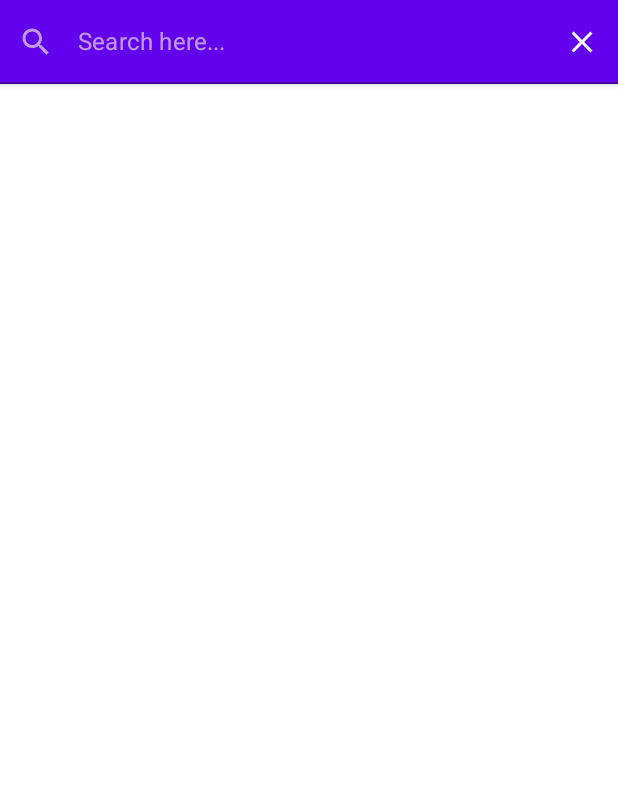
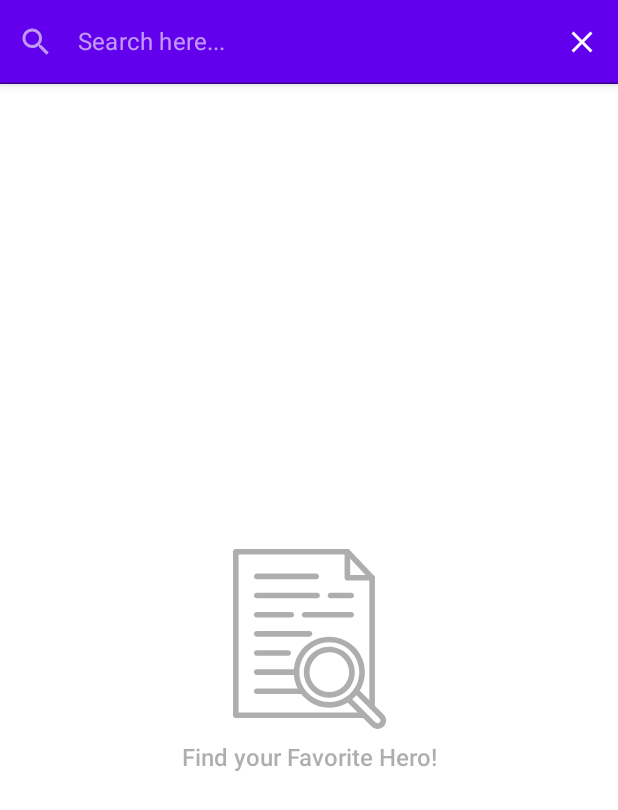
Before and after one commit to tolgaprm/Boruto-App, an Android app built with Jetpack Compose: the SearchScreen screen opened through its navigation route, on a phone screen of 412 x 824 dp. Shown: the top 810 px of the screen. Run offline under Robolectric (Android 15) with nearby library versions, the phone set to English and light mode, and no system bars; our stand-ins replace Dagger/Hilt's generated code, accompanist, paging; pictures from the network do not load.

Commit message:
implemented SearchHeroesSource and UseCase

```diff
--- a/app/src/main/java/com/prmto/borutoapp/data/repository/Repository.kt
+++ b/app/src/main/java/com/prmto/borutoapp/data/repository/Repository.kt
@@ -23,4 +23,8 @@ class Repository @Inject constructor(
     fun readOnBoardingState(): Flow<Boolean> {
         return dataStore.readOnBoardingState()
     }
+
+    fun searchHeroes(query: String): Flow<PagingData<Hero>> {
+        return remoteDataSource.searchHeroes(query = query)
+    }
 }
--- a/app/src/main/java/com/prmto/borutoapp/di/RepositoryModule.kt
+++ b/app/src/main/java/com/prmto/borutoapp/di/RepositoryModule.kt
@@ -8,6 +8,7 @@ import com.prmto.borutoapp.domain.use_cases.UseCases
 import com.prmto.borutoapp.domain.use_cases.get_all_heroes.GetAllHeroesUseCase
 import com.prmto.borutoapp.domain.use_cases.read_onboarding.ReadOnBoardingUseCase
 import com.prmto.borutoapp.domain.use_cases.save_onboarding.SaveOnBoardingUseCase
+import com.prmto.borutoapp.domain.use_cases.search_heroes.SearchHeroesUseCase
 import dagger.Module
 import dagger.Provides
 import dagger.hilt.InstallIn
@@ -33,7 +34,8 @@ object RepositoryModule {
         return UseCases(
             saveOnBoardingUseCase = SaveOnBoardingUseCase(repository),
             readOnBoardingUseCase = ReadOnBoardingUseCase(repository),
-            getAllHeroesUseCase = GetAllHeroesUseCase(repository)
+            getAllHeroesUseCase = GetAllHeroesUseCase(repository),
+            searchHeroesUseCase = SearchHeroesUseCase(repository)
         )
     }
 }
--- a/app/src/main/java/com/prmto/borutoapp/domain/repository/RemoteDataSource.kt
+++ b/app/src/main/java/com/prmto/borutoapp/domain/repository/RemoteDataSource.kt
@@ -7,5 +7,5 @@ import kotlinx.coroutines.flow.Flow
 interface RemoteDataSource {
     fun getAllHeroes():Flow<PagingData<Hero>>
 
-    fun searchHeroes():Flow<PagingData<Hero>>
+    fun searchHeroes(query:String):Flow<PagingData<Hero>>
 }
--- a/app/src/main/java/com/prmto/borutoapp/domain/use_cases/UseCases.kt
+++ b/app/src/main/java/com/prmto/borutoapp/domain/use_cases/UseCases.kt
@@ -3,9 +3,11 @@ package com.prmto.borutoapp.domain.use_cases
 import com.prmto.borutoapp.domain.use_cases.get_all_heroes.GetAllHeroesUseCase
 import com.prmto.borutoapp.domain.use_cases.read_onboarding.ReadOnBoardingUseCase
 import com.prmto.borutoapp.domain.use_cases.save_onboarding.SaveOnBoardingUseCase
+import com.prmto.borutoapp.domain.use_cases.search_heroes.SearchHeroesUseCase
 
 data class UseCases(
     val saveOnBoardingUseCase: SaveOnBoardingUseCase,
     val readOnBoardingUseCase: ReadOnBoardingUseCase,
-    val getAllHeroesUseCase: GetAllHeroesUseCase
+    val getAllHeroesUseCase: GetAllHeroesUseCase,
+    val searchHeroesUseCase: SearchHeroesUseCase
 )
--- a/app/src/main/java/com/prmto/borutoapp/navigation/NavGraph.kt
+++ b/app/src/main/java/com/prmto/borutoapp/navigation/NavGraph.kt
@@ -40,7 +40,7 @@ fun SetupNavGraph(navController: NavHostController) {
 
         }
         composable(Screen.Search.route) {
-            SearchScreen()
+            SearchScreen(navController = navController)
         }
 
     }
--- a/app/src/main/java/com/prmto/borutoapp/presentation/comman/EmptyScreen.kt
+++ b/app/src/main/java/com/prmto/borutoapp/presentation/comman/EmptyScreen.kt
@@ -29,9 +29,15 @@ import java.net.ConnectException
 import java.net.SocketTimeoutException
 
 @Composable
-fun EmptyScreen(error: LoadState.Error) {
-    val message by remember { mutableStateOf(parseErrorMessage(error = error)) }
-    val icon by remember { mutableStateOf(R.drawable.ic_network_error) }
+fun EmptyScreen(error: LoadState.Error? = null) {
+    var message by remember { mutableStateOf("Find your Favorite Hero!") }
+
+    var icon by remember { mutableStateOf(R.drawable.ic_search_document) }
+
+    if (error != null) {
+        message = parseErrorMessage(error)
+        icon = R.drawable.ic_network_error
+    }
 
     var startAnimation by remember { mutableStateOf(false) }
     val alphaAnim by animateFloatAsState(
--- a/app/src/main/java/com/prmto/borutoapp/presentation/comman/ListContent.kt
+++ b/app/src/main/java/com/prmto/borutoapp/presentation/comman/ListContent.kt
@@ -44,7 +44,7 @@ fun ListContent(
 ) {
     val result = handlePagingResult(heroes = heroes)
 
-    if (result){
+    if (result) {
         LazyColumn(
             contentPadding = PaddingValues(SMALL_PADDING),
             verticalArrangement = Arrangement.spacedBy(SMALL_PADDING)
@@ -82,7 +82,11 @@ fun handlePagingResult(
                 false
             }
             error != null -> {
-               EmptyScreen(error = error)
+                EmptyScreen(error = error)
+                false
+            }
+            heroes.itemCount < 1 -> {
+                EmptyScreen()
                 false
             }
             else -> true
--- a/app/src/main/java/com/prmto/borutoapp/presentation/screen/home/HomeScreen.kt
+++ b/app/src/main/java/com/prmto/borutoapp/presentation/screen/home/HomeScreen.kt
@@ -8,6 +8,7 @@ import androidx.hilt.navigation.compose.hiltViewModel
 import androidx.navigation.NavHostController
 import androidx.paging.compose.collectAsLazyPagingItems
 import coil.annotation.ExperimentalCoilApi
+import com.prmto.borutoapp.navigation.Screen
 import com.prmto.borutoapp.presentation.comman.ListContent
 
 @ExperimentalCoilApi
@@ -19,7 +20,9 @@ fun HomeScreen(
     val allHeroes = homeViewModel.getAllHeroes.collectAsLazyPagingItems()
     Scaffold(
         topBar = {
-            HomeTopBar(onSearchClicked = {})
+            HomeTopBar(onSearchClicked = {
+                navController.navigate(Screen.Search.route)
+            })
         },
         content = {
             ListContent(
--- a/app/src/main/java/com/prmto/borutoapp/presentation/screen/search/SearchScreen.kt
+++ b/app/src/main/java/com/prmto/borutoapp/presentation/screen/search/SearchScreen.kt
@@ -1,18 +1,41 @@
 package com.prmto.borutoapp.presentation.screen.search
 
+import androidx.compose.foundation.layout.padding
 import androidx.compose.material.Scaffold
 import androidx.compose.runtime.Composable
+import androidx.compose.runtime.getValue
+import androidx.compose.ui.Modifier
+import androidx.hilt.navigation.compose.hiltViewModel
+import androidx.navigation.NavHostController
+import androidx.paging.compose.collectAsLazyPagingItems
+import coil.annotation.ExperimentalCoilApi
+import com.prmto.borutoapp.presentation.comman.ListContent
 
+@ExperimentalCoilApi
 @Composable
-fun SearchScreen() {
+fun SearchScreen(
+    navController: NavHostController,
+    searchViewModel: SearchViewModel = hiltViewModel()
+) {
+
+    val searchQuery by searchViewModel.searchQuery
+    val heroes = searchViewModel.searchHeroes.collectAsLazyPagingItems()
+
     Scaffold(
         topBar = {
             SearchWidget(
-                text = "",
-                onTextChange = {},
-                onSearchClicked = {},
-                onCloseClicked = {}
+                text = searchQuery,
+                onTextChange = {
+                    searchViewModel.updateSearchQuery(query = it)
+                },
+                onSearchClicked = { searchViewModel.searchHeroes(it) },
+                onCloseClicked = {
+                    navController.popBackStack()
+                }
             )
+        },
+        content = {
+            ListContent(modifier = Modifier.padding(it),heroes = heroes, navController = navController)
         }
-    ){}
+    )
 }
--- /dev/null
+++ b/app/src/main/java/com/prmto/borutoapp/presentation/screen/search/SearchViewModel.kt
@@ -0,0 +1,40 @@
+package com.prmto.borutoapp.presentation.screen.search
+
+import androidx.compose.runtime.mutableStateOf
+import androidx.lifecycle.ViewModel
+import androidx.lifecycle.viewModelScope
+import androidx.paging.PagingData
+import androidx.paging.cachedIn
+import com.prmto.borutoapp.domain.model.Hero
+import com.prmto.borutoapp.domain.use_cases.UseCases
+import dagger.hilt.android.lifecycle.HiltViewModel
+import kotlinx.coroutines.Dispatchers
+import kotlinx.coroutines.flow.MutableStateFlow
+import kotlinx.coroutines.launch
+import javax.inject.Inject
+
+
+@HiltViewModel
+class SearchViewModel @Inject constructor(
+    private val useCase: UseCases
+) : ViewModel() {
+
+    private val _searchQuery = mutableStateOf("")
+    val searchQuery = _searchQuery
+
+    private val _searchHeroes = MutableStateFlow<PagingData<Hero>>(PagingData.empty())
+    val searchHeroes = _searchHeroes
+
+
+    fun updateSearchQuery(query: String) {
+        _searchQuery.value = query
+    }
+
+    fun searchHeroes(query: String) {
+        viewModelScope.launch(Dispatchers.IO) {
+            useCase.searchHeroesUseCase(query = query).cachedIn(viewModelScope).collect {
+                _searchHeroes.value = it
+            }
+        }
+    }
+}
--- /dev/null
+++ b/app/src/main/res/drawable/ic_search_document.xml
@@ -0,0 +1,51 @@
+<vector xmlns:android="http://schemas.android.com/apk/res/android"
+    android:width="115.54dp"
+    android:height="135.84dp"
+    android:viewportWidth="115.54"
+    android:viewportHeight="135.84">
+  <path
+      android:fillColor="#FF000000"
+      android:pathData="M104.99,121.33a2.12,2.12 0,0 1,-2.12 -2.12l-0.01,-97.51a2.12,2.12 0,1 1,4.24 0l0.01,97.51A2.12,2.12 0,0 1,104.99 121.33Z"/>
+  <path
+      android:fillColor="#FF000000"
+      android:pathData="M99.13,127.62h-97.01A2.12,2.12 0,0 1,0 125.5L0,2.12A2.12,2.12 0,0 1,2.12 0h84.19a2.12,2.12 0,0 1,0 4.24L4.25,4.24L4.25,123.37h94.89a2.12,2.12 0,0 1,0 4.24Z"/>
+  <path
+      android:fillColor="#FF000000"
+      android:pathData="M62.83,22.81h-44.91a2.12,2.12 0,0 1,0 -4.24h44.91a2.12,2.12 0,0 1,0 4.24Z"/>
+  <path
+      android:fillColor="#FF000000"
+      android:pathData="M63.43,37.25L17.92,37.25a2.12,2.12 0,0 1,0 -4.24h45.51a2.12,2.12 0,0 1,0 4.24Z"/>
+  <path
+      android:fillColor="#FF000000"
+      android:pathData="M89.2,37.25L73.56,37.25a2.12,2.12 0,0 1,0 -4.24h15.64a2.12,2.12 0,0 1,0 4.24Z"/>
+  <path
+      android:fillColor="#FF000000"
+      android:pathData="M43.95,51.69L17.92,51.69a2.12,2.12 0,1 1,0 -4.24h26.04a2.12,2.12 0,0 1,0 4.24Z"/>
+  <path
+      android:fillColor="#FF000000"
+      android:pathData="M89.2,51.69h-35.12a2.12,2.12 0,0 1,0 -4.24h35.12a2.12,2.12 0,0 1,0 4.24Z"/>
+  <path
+      android:fillColor="#FF000000"
+      android:pathData="M57.72,66.14L17.92,66.14a2.12,2.12 0,1 1,0 -4.24h39.81a2.12,2.12 0,0 1,0 4.24Z"/>
+  <path
+      android:fillColor="#FF000000"
+      android:pathData="M41.67,80.59L17.92,80.59a2.12,2.12 0,1 1,0 -4.24h23.75a2.12,2.12 0,0 1,0 4.24Z"/>
+  <path
+      android:fillColor="#FF000000"
+      android:pathData="M47.94,95.03L17.92,95.03a2.12,2.12 0,1 1,0 -4.24h30.02a2.12,2.12 0,1 1,0 4.24Z"/>
+  <path
+      android:fillColor="#FF000000"
+      android:pathData="M52.56,109.48L17.92,109.48a2.12,2.12 0,1 1,0 -4.24h34.64a2.12,2.12 0,0 1,0 4.24Z"/>
+  <path
+      android:fillColor="#FF000000"
+      android:pathData="M104.98,23.82h-18.66a2.12,2.12 0,0 1,-2.12 -2.12L84.19,2.12a2.13,2.13 0,0 1,3.66 -1.47l18.66,19.57a2.13,2.13 0,0 1,-1.54 3.59ZM88.44,19.57h11.59l-11.59,-12.15Z"/>
+  <path
+      android:fillColor="#FF000000"
+      android:pathData="M72.67,119.81a26.84,26.84 0,1 1,18.99 -7.86A26.7,26.7 0,0 1,72.67 119.81ZM72.67,70.37a22.59,22.59 0,1 0,15.98 6.61A22.54,22.54 0,0 0,72.67 70.37Z"/>
+  <path
+      android:fillColor="#FF000000"
+      android:pathData="M109.14,135.84a6.42,6.42 0,0 1,-4.54 -1.88l-19.25,-19.24a2.12,2.12 0,0 1,3 -3l19.24,19.24a2.17,2.17 0,0 0,3.07 -3.07l-19.24,-19.24a2.12,2.12 0,0 1,3 -3l19.24,19.25a6.4,6.4 0,0 1,-4.53 10.94Z"/>
+  <path
+      android:fillColor="#FF000000"
+      android:pathData="M72.67,112.2a19.24,19.24 0,1 1,13.6 -32.84h0a19.24,19.24 0,0 1,-13.6 32.84ZM72.67,77.99a14.96,14.96 0,1 0,10.6 4.38h0A14.94,14.94 0,0 0,72.67 77.99Z"/>
+</vector>
```
Also changed, not shown: app/src/main/java/com/prmto/borutoapp/data/paging_source/SearchHeroesSource.kt (added, +39 -0 lines), app/src/main/java/com/prmto/borutoapp/data/repository/RemoteDataSourceImpl.kt (+12 -3 lines), app/src/main/java/com/prmto/borutoapp/domain/use_cases/search_heroes/SearchHeroesUseCase.kt (added, +15 -0 lines).
